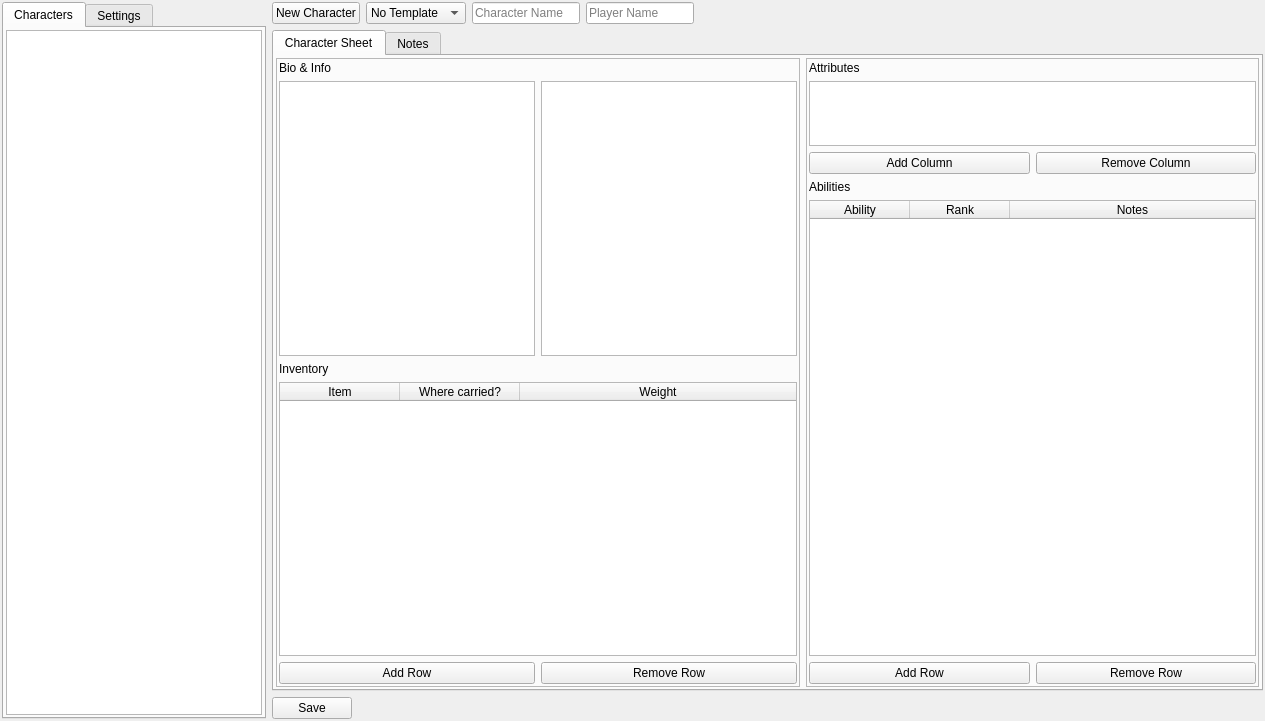
Before: the Qt Designer form tools/characterviewertool.ui in PhilInTheGaps/GM-Companion, drawn with Qt 5.
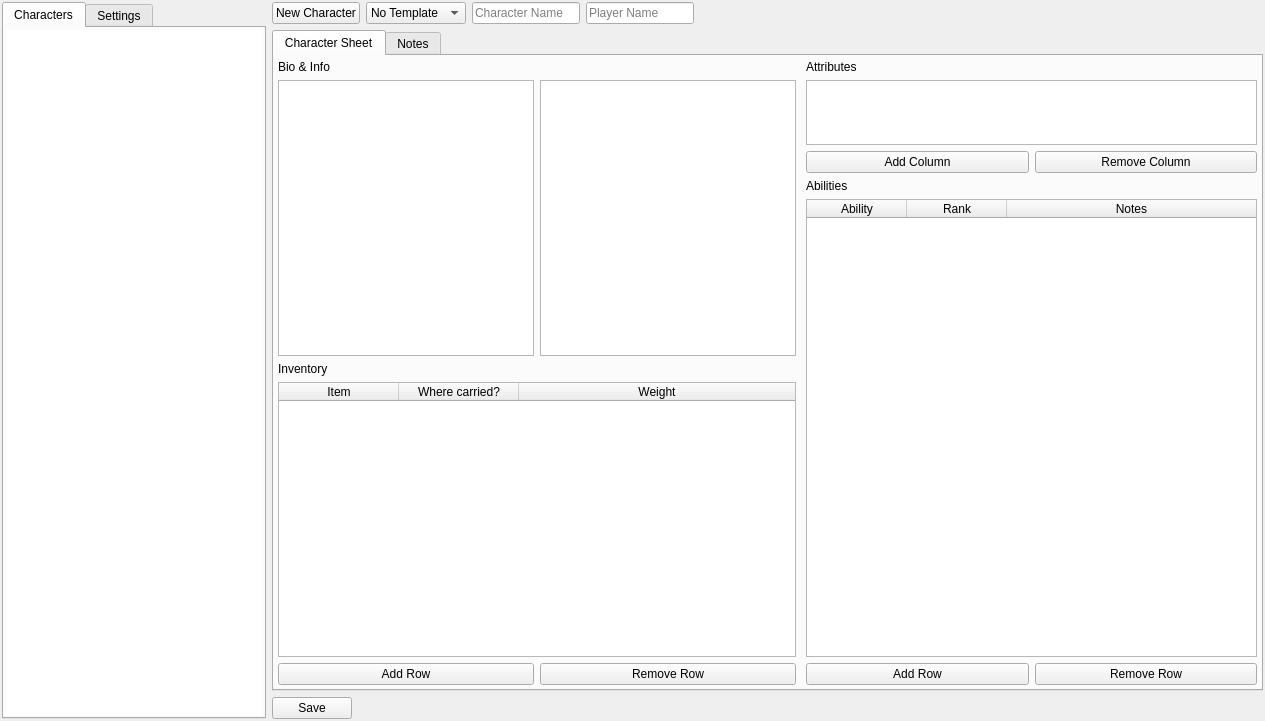
After: the same form once the commit is applied.

```diff
--- a/tools/characterviewertool.ui
+++ b/tools/characterviewertool.ui
@@ -70,6 +70,9 @@
              <verstretch>0</verstretch>
             </sizepolicy>
            </property>
+           <property name="frameShape">
+            <enum>QFrame::NoFrame</enum>
+           </property>
           </widget>
          </item>
         </layout>
@@ -234,7 +237,7 @@
          <item>
           <widget class="QFrame" name="frame_2">
            <property name="frameShape">
-            <enum>QFrame::StyledPanel</enum>
+            <enum>QFrame::NoFrame</enum>
            </property>
            <property name="frameShadow">
             <enum>QFrame::Raised</enum>
@@ -279,8 +282,8 @@
                  <string>&lt;!DOCTYPE HTML PUBLIC &quot;-//W3C//DTD HTML 4.0//EN&quot; &quot;http://www.w3.org/TR/REC-html40/strict.dtd&quot;&gt;
 &lt;html&gt;&lt;head&gt;&lt;meta name=&quot;qrichtext&quot; content=&quot;1&quot; /&gt;&lt;title&gt;Character Sheet&lt;/title&gt;&lt;style type=&quot;text/css&quot;&gt;
 p, li { white-space: pre-wrap; }
-&lt;/style&gt;&lt;/head&gt;&lt;body style=&quot; font-family:'MS Shell Dlg 2'; font-size:8.25pt; font-weight:400; font-style:normal;&quot;&gt;
-&lt;p style=&quot;-qt-paragraph-type:empty; margin-top:12px; margin-bottom:12px; margin-left:0px; margin-right:0px; -qt-block-indent:0; text-indent:0px;&quot;&gt;&lt;br /&gt;&lt;/p&gt;&lt;/body&gt;&lt;/html&gt;</string>
+&lt;/style&gt;&lt;/head&gt;&lt;body style=&quot; font-family:'Ubuntu'; font-size:11pt; font-weight:400; font-style:normal;&quot;&gt;
+&lt;p style=&quot;-qt-paragraph-type:empty; margin-top:12px; margin-bottom:12px; margin-left:0px; margin-right:0px; -qt-block-indent:0; text-indent:0px; font-family:'MS Shell Dlg 2'; font-size:8.25pt;&quot;&gt;&lt;br /&gt;&lt;/p&gt;&lt;/body&gt;&lt;/html&gt;</string>
                 </property>
                 <property name="textInteractionFlags">
                  <set>Qt::LinksAccessibleByKeyboard|Qt::LinksAccessibleByMouse|Qt::TextBrowserInteraction|Qt::TextEditable|Qt::TextEditorInteraction|Qt::TextSelectableByKeyboard|Qt::TextSelectableByMouse</set>
@@ -379,7 +382,7 @@
             <enum>Qt::LeftToRight</enum>
            </property>
            <property name="frameShape">
-            <enum>QFrame::StyledPanel</enum>
+            <enum>QFrame::NoFrame</enum>
            </property>
            <property name="frameShadow">
             <enum>QFrame::Raised</enum>
```
Left out of the diff: 3 changed lines with no effect on the pictures.
